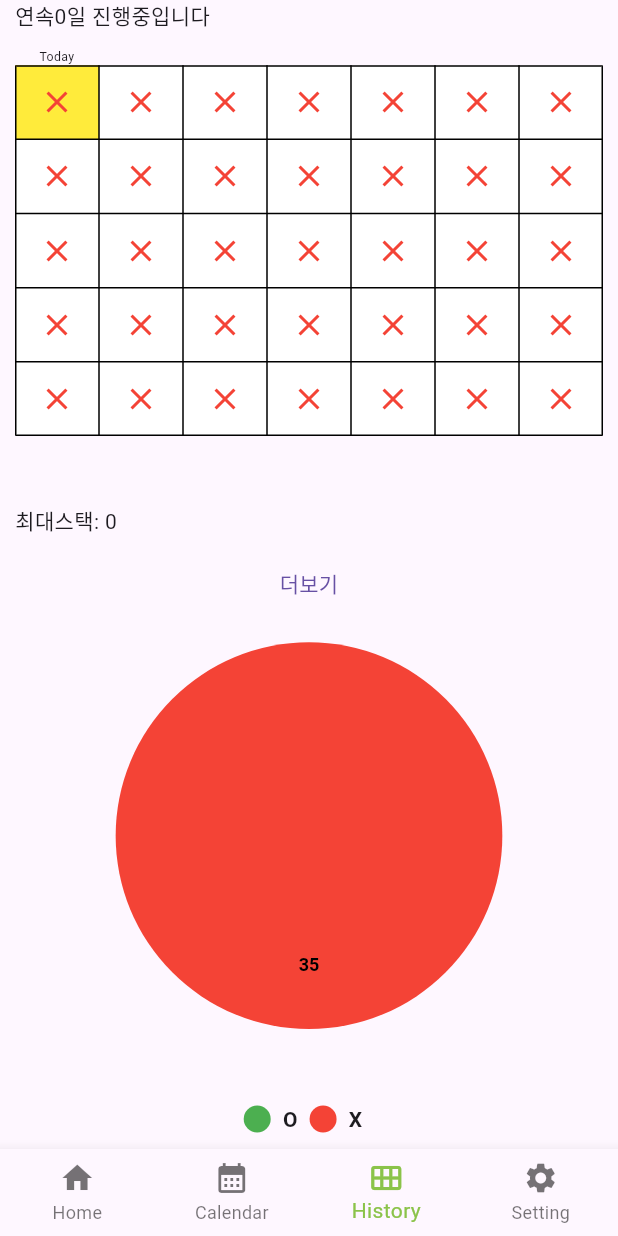
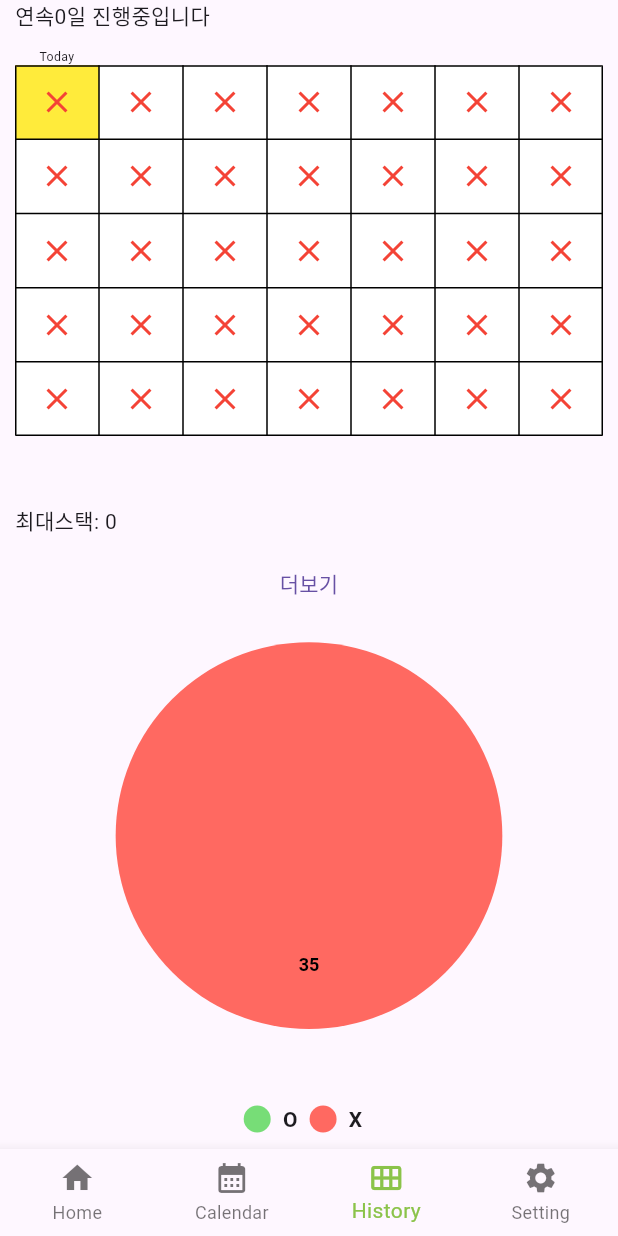
Before and after one commit to kuper0201/TimeBoxing_Fork, a Flutter app: the screen it shows after launch, item 3 of the bottom bar chosen, on a phone screen of 412 x 824 dp. Run offline on Flutter 3.47's test engine with Material 3 defaults, Android fonts, the phone set to English and light mode, and no system bars; drawn by our look-alikes of pie_chart; our stand-ins replace drift, equatable, flutter_datetime_picker_plus, syncfusion_flutter_calendar; missing offline and left inert: dart:ffi, desktop_window, split_view, word_break_text; accounts and stored records are empty; generated files the repository leaves out were written again.

Commit message:
Update History.dart

```diff
--- a/lib/History.dart
+++ b/lib/History.dart
@@ -157,7 +157,7 @@ class _HistoryViewState extends State<HistoryView> {
                 flex: 11,
                 child: PieChart(
                   initialAngleInDegree: -90,
-                  colorList: const [Colors.green, Colors.red],
+                  colorList: const [Color.fromARGB(255, 119, 221, 119), Color.fromARGB(255, 255, 105, 97)],
                   dataMap: {'O': check.toDouble(), 'X': uncheck.toDouble()},
                   legendOptions: const LegendOptions(
                     legendPosition: LegendPosition.bottom,
```
